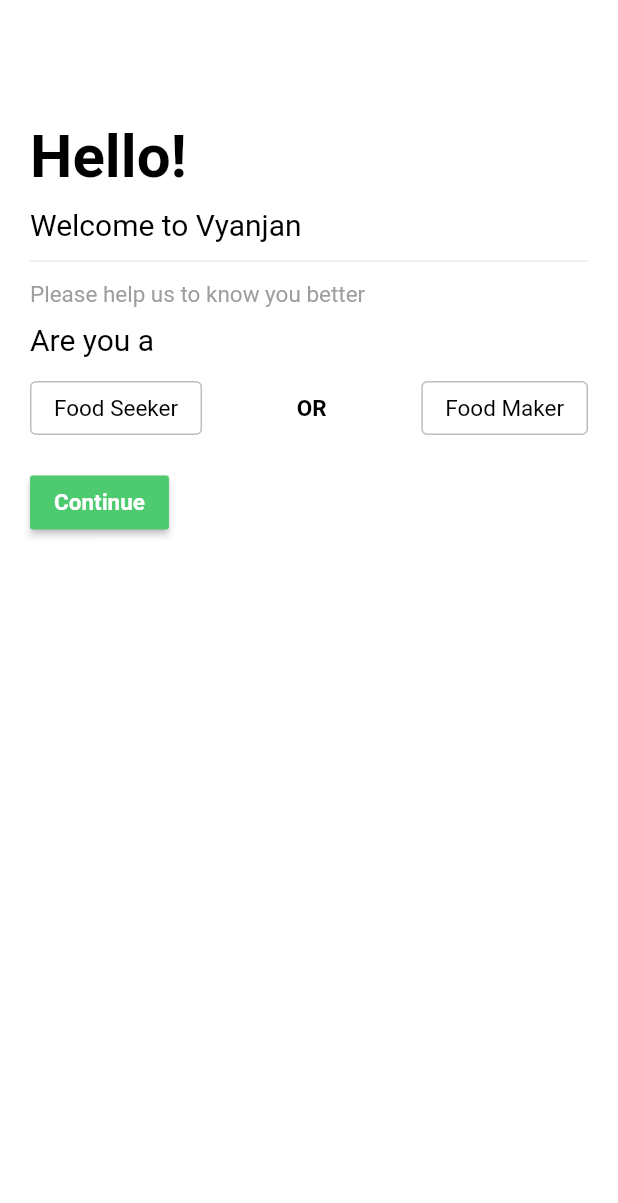
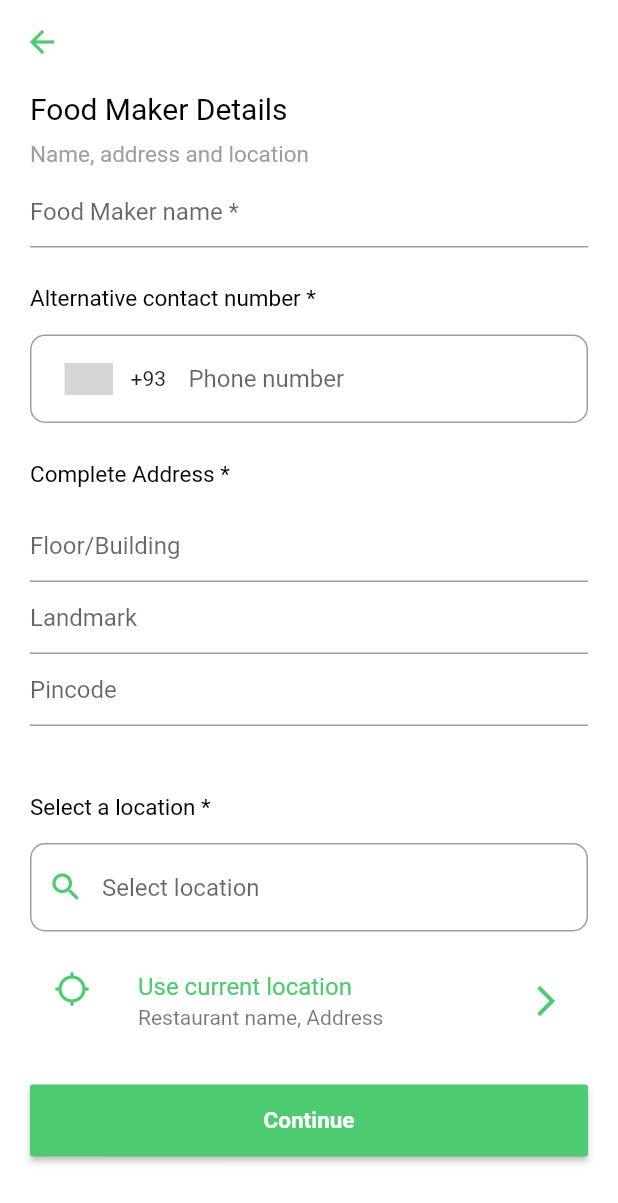
Before and after one commit to Palak-Bera/VyanjanApp, a Flutter app: the screen it shows after launch, on a phone screen of 412 x 824 dp. Shown: the top 1203 px of the screen. Run offline on Flutter 3.47's test engine with Material 2 defaults, Android fonts, the light colour scheme and no system bars; drawn by our look-alikes of intl_phone_number_input; our stand-ins replace cloud_firestore, firebase_auth, firebase_core, fluttertoast, google_maps_flutter, location and 1 more; missing offline and left inert: flutter_geocoder; accounts and stored records are empty; grey boxes are pictures that could not be loaded.

Commit message:
Maker Location done

```diff
--- /dev/null
+++ b/lib/features/FoodMaker/Authentication/makerDetails.dart
@@ -0,0 +1,228 @@
+import 'package:flutter/material.dart';
+import 'package:food_app/resources/colors.dart';
+import 'package:food_app/routes/constants.dart';
+import 'package:food_app/widgets/customWidgets.dart';
+import 'package:food_app/widgets/dividers.dart';
+import 'package:intl_phone_number_input/intl_phone_number_input.dart';
+import 'package:location/location.dart';
+import 'package:food_app/features/CommonScreens/googleMapScreen.dart' as map;
+
+/// Screen for taking [Restaurant details]
+class MakerDetails extends StatefulWidget {
+  const MakerDetails({Key? key}) : super(key: key);
+
+  @override
+  _MakerDetailsState createState() => _MakerDetailsState();
+}
+
+class _MakerDetailsState extends State<MakerDetails> {
+  TextEditingController _nameController = TextEditingController();
+  TextEditingController _phoneNoController = TextEditingController();
+  TextEditingController _buildingController = TextEditingController();
+  TextEditingController _landmarkController = TextEditingController();
+  TextEditingController _pincodeController = TextEditingController();
+
+  String alternatePhoneNo = '';
+
+  @override
+  Widget build(BuildContext context) {
+    return Scaffold(
+      backgroundColor: white,
+      appBar: CustomAppbar(
+        onBackPressed: () {},
+      ),
+      body: SingleChildScrollView(
+        // controller: controller,
+        child: Padding(
+          padding: const EdgeInsets.only(left: 20.0, right: 20.0),
+          child: Form(
+            child: Column(
+              crossAxisAlignment: CrossAxisAlignment.start,
+              children: [
+                CustomText(
+                  text: 'Food Maker Details',
+                  color: primaryBlack,
+                  fontSize: 20.0,
+                ),
+                CustomText(
+                  text: 'Name, address and location',
+                  color: grey,
+                ),
+
+                /// [Name input field]
+                TextFormField(
+                  controller: _nameController,
+                  textCapitalization: TextCapitalization.words,
+                  decoration: InputDecoration(
+                    hintText: 'Food Maker name *',
+                  ),
+                  cursorColor: primaryGreen,
+                ),
+                height20,
+
+                CustomText(
+                  text: 'Alternative contact number *',
+                ),
+                height10,
+                InternationalPhoneNumberInput(
+                  textFieldController: _phoneNoController,
+                  maxLength: 12,
+                  ignoreBlank: true,
+                  onInputChanged: (value) {
+                    alternatePhoneNo = value.toString();
+                  },
+                  inputBorder: OutlineInputBorder(
+                      borderRadius: BorderRadius.circular(10.0)),
+                  keyboardType: TextInputType.phone,
+                  selectorConfig: SelectorConfig(
+                    selectorType: PhoneInputSelectorType.DIALOG,
+                    showFlags: true,
+                    leadingPadding: 15.0,
+                    setSelectorButtonAsPrefixIcon: true,
+                  ),
+                ),
+                height20,
+
+                CustomText(
+                  text: 'Complete Address *',
+                ),
+                height10,
+
+                /// [Address section]
+                TextFormField(
+                  controller: _buildingController,
+                  textCapitalization: TextCapitalization.words,
+                  decoration: InputDecoration(
+                    hintText: 'Floor/Building',
+                  ),
+                  cursorColor: primaryGreen,
+                ),
+                TextFormField(
+                  controller: _landmarkController,
+                  textCapitalization: TextCapitalization.words,
+                  decoration: InputDecoration(
+                    hintText: 'Landmark',
+                  ),
+                  cursorColor: primaryGreen,
+                ),
+                TextFormField(
+                  controller: _pincodeController,
+                  textCapitalization: TextCapitalization.words,
+                  decoration: InputDecoration(
+                    hintText: 'Pincode',
+                  ),
+                  keyboardType: TextInputType.number,
+                  cursorColor: primaryGreen,
+                ),
+                height40,
+
+                /// [Map location section]
+                /// To intigrate Google maps for fetching location,
+                /// You need to purchase API key from GCP
+                /// Or You can also use any other Geolocation APIs available
+                CustomText(
+                  text: 'Select a location *',
+                ),
+                height10,
+                TextFormField(
+                  onChanged: (value) {},
+                  decoration: InputDecoration(
+                    prefixIcon: Icon(
+                      Icons.search,
+                      color: primaryGreen,
+                    ),
+                    hintText: 'Select location',
+                    border: OutlineInputBorder(
+                      borderRadius: BorderRadius.circular(10.0),
+                      borderSide: BorderSide(color: grey),
+                    ),
+                  ),
+                  keyboardType: TextInputType.number,
+                  cursorColor: primaryGreen,
+                ),
+                height10,
+
+                /// [Option to choose current location directly]
+                /// For this you need to first enable the permissions on mobile for accessing location of device
+                ListTile(
+                  onTap: () {
+                    getLocation();
+                  },
+                  leading: Icon(
+                    Icons.location_searching,
+                    color: primaryGreen,
+                  ),
+                  title: Text(
+                    'Use current location',
+                    style: TextStyle(
+                      color: primaryGreen,
+                    ),
+                  ),
+                  subtitle: Text('Restaurant name, Address'),
+                  trailing: Icon(
+                    Icons.arrow_forward_ios,
+                    color: primaryGreen,
+                  ),
+                ),
+                height20,
+
+                /// [Continue button]
+                Container(
+                  width: MediaQuery.of(context).size.width,
+                  child: CustomButton(
+                      text: 'Continue',
+                      onpressed: () {
+                        makerRef.doc(auth.currentUser!.phoneNumber).update({
+                          'name': _nameController.value.text,
+                          'alternatePhoneNo': alternatePhoneNo,
+                          'floor/building': _buildingController.value.text,
+                          'landmark': _landmarkController.value.text,
+                          'pincode': _pincodeController.value.text,
+                        }).then((value) => {
+                              Navigator.pushNamedAndRemoveUntil(
+                                  context, makerDetailRoute, (route) => false)
+                            });
+                      }),
+                ),
+                height20,
+              ],
+            ),
+          ),
+        ),
+      ),
+    );
+  }
+
+  getLocation() async {
+    Location location = new Location();
+
+    bool _serviceEnabled;
+    PermissionStatus _permissionGranted;
+    LocationData _locationData;
+
+    _serviceEnabled = await location.serviceEnabled();
+    if (!_serviceEnabled) {
+      _serviceEnabled = await location.requestService();
+      if (!_serviceEnabled) {
+        return;
+      }
+    }
+
+    _permissionGranted = await location.hasPermission();
+    if (_permissionGranted == PermissionStatus.denied) {
+      _permissionGranted = await location.requestPermission();
+      if (_permissionGranted != PermissionStatus.granted) {
+        return;
+      }
+    }
+
+    _locationData = await location.getLocation();
+
+    Navigator.push(
+        context,
+        MaterialPageRoute(
+          builder: (context) => map.GoogleMapScreen(
+              _locationData.latitude!, _locationData.longitude!),
+        ));
+  }
+}
--- a/lib/features/FoodMaker/Authentication/makerLogin.dart
+++ b/lib/features/FoodMaker/Authentication/makerLogin.dart
@@ -1,5 +1,5 @@
 import 'package:flutter/material.dart';
-import 'package:food_app/features/FoodMaker/Authentication/MakerOtp.dart';
+import 'package:food_app/features/FoodMaker/Authentication/makerOtp.dart';
 import 'package:food_app/resources/colors.dart';
 import 'package:food_app/widgets/customWidgets.dart';
 import 'package:food_app/widgets/dividers.dart';
@@ -52,9 +52,7 @@
                         textFieldController: phoneController,
                         maxLength: 12,
                         onInputChanged: (value) {
-                          setState(() {
-                            phoneNo = value.toString();
-                          });
+                          phoneNo = value.toString();
                         },
                         validator: (phone) {
                           print(phoneController.value.text.replaceAll(' ', ''));
--- a/lib/main.dart
+++ b/lib/main.dart
@@ -1,8 +1,10 @@
+import 'package:firebase_auth/firebase_auth.dart';
 import 'package:firebase_core/firebase_core.dart';
 import 'package:flutter/material.dart';
 import 'package:food_app/features/FoodMaker/Authentication/makerLogin.dart';
+import 'package:food_app/features/FoodMaker/Authentication/ownerDetails.dart';
 import 'package:food_app/features/FoodMaker/Authentication/restaurantContact.dart';
-import 'package:food_app/features/FoodMaker/Authentication/restaurantDetails.dart';
+import 'package:food_app/features/FoodMaker/Authentication/makerDetails.dart';
 import 'package:food_app/features/FoodSeeker/Authentication/seekerDetails.dart';
 import 'package:food_app/features/FoodSeeker/Authentication/seekerLogin.dart';
 import 'package:food_app/features/FoodSeeker/Home/availableFoodMaker.dart';
@@ -28,8 +30,8 @@
   @override
   Widget build(BuildContext context) {
     return MaterialApp(
-      // debugShowCheckedModeBanner: false,
-      home: SplashScreen(),
+      debugShowCheckedModeBanner: false,
+      home: MakerDetails(),
       routes: {
         foodSeekerRoute: (context) => SeekerLogin(),
         seekerDetailRoute: (context) => SeekerDetails(),
@@ -39,7 +41,7 @@
         userDetailRoute: (context) => UserDetails(),
         userCartRoute: (context) => UserCart(),
         foodMakerRoute: (context) => MakerLogin(),
-        restaurantDetailRoute: (context) => RestaurantDetails()
+        makerDetailRoute: (context) => MakerDetails(),
       },
     );
   }
--- a/lib/routes/constants.dart
+++ b/lib/routes/constants.dart
@@ -1,4 +1,5 @@
 import 'package:cloud_firestore/cloud_firestore.dart';
+import 'package:firebase_auth/firebase_auth.dart';
 
 const String intialRoute = '/';
 
@@ -13,7 +14,7 @@
 
 /// Routes for [Food Maker]
 const String foodMakerRoute = '/MakerLogin';
-const String restaurantDetailRoute = '/RestaurantDetails';
+const String makerDetailRoute = '/MakerDetails';
 const String restaurantContactRoute = '/RestaurantContact';
 const String restaurantOwnerRoute = '/OwnerDetails';
 
@@ -22,3 +23,8 @@
 
 CollectionReference makerRef =
     FirebaseFirestore.instance.collection('foodMaker');
+
+FirebaseAuth auth = FirebaseAuth.instance;
+
+/// Google Map API Key
+const String googleMapAPI = "AIzaSyArajhZ05FjwR23zouneFC-6q-ZB5zaV10";
--- a/lib/routes/routes.dart
+++ b/lib/routes/routes.dart
@@ -2,7 +2,7 @@
 import 'package:food_app/features/FoodMaker/Authentication/makerLogin.dart';
 import 'package:food_app/features/FoodMaker/Authentication/ownerDetails.dart';
 import 'package:food_app/features/FoodMaker/Authentication/restaurantContact.dart';
-import 'package:food_app/features/FoodMaker/Authentication/restaurantDetails.dart';
+import 'package:food_app/features/FoodMaker/Authentication/makerDetails.dart';
 import 'package:food_app/features/FoodSeeker/Authentication/seekerDetails.dart';
 import 'package:food_app/features/FoodSeeker/Authentication/seekerLogin.dart';
 import 'package:food_app/features/FoodSeeker/Home/availableFoodMaker.dart';
@@ -46,8 +46,8 @@
       case foodMakerRoute:
         return MaterialPageRoute(builder: (_) => MakerLogin());
 
-      case restaurantDetailRoute:
-        return MaterialPageRoute(builder: (_) => RestaurantDetails());
+      case makerDetailRoute:
+        return MaterialPageRoute(builder: (_) => MakerDetails());
 
       case restaurantContactRoute:
         return MaterialPageRoute(builder: (_) => RestaurantContact());
```
Also changed, not shown: lib/features/CommonScreens/googleMapScreen.dart (added, +90 -0 lines), lib/features/FoodMaker/Authentication/makerOtp.dart (renamed from lib/features/FoodMaker/Authentication/MakerOtp.dart, +5 -5 lines), lib/features/FoodMaker/Authentication/restaurantDetails.dart (deleted, +0 -136 lines), pubspec.yaml (+7 -1 lines), pubspec.lock, 1 other file.
